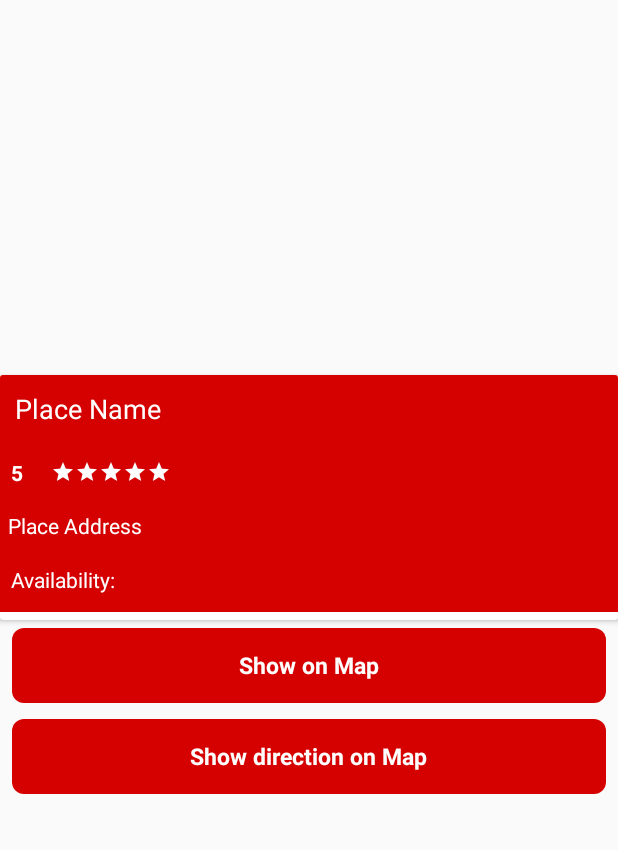
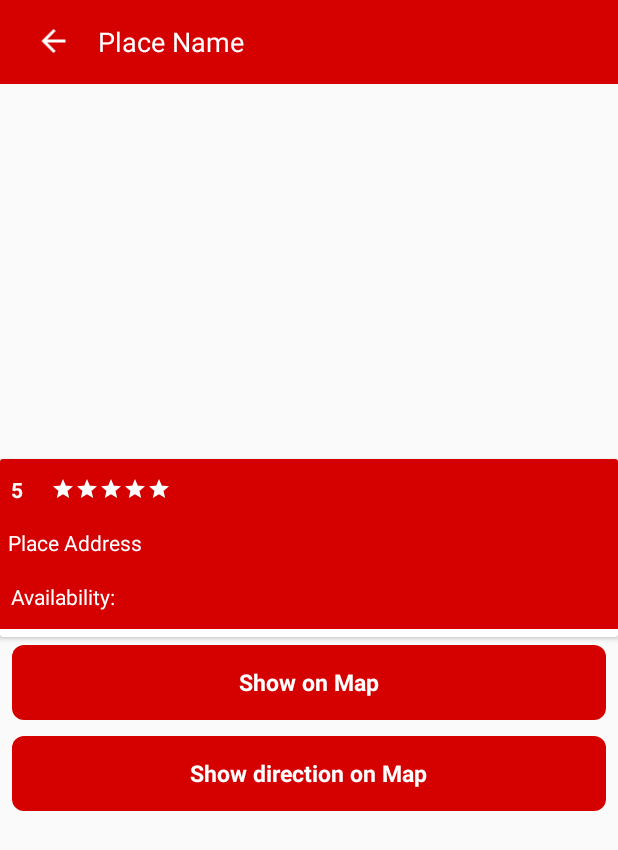
Before and after one commit to skbipulr/NearByPlace, an Android app: the PlaceDetailsActivity screen opened directly, with no data from a screen before it, on a phone screen of 412 x 824 dp. Shown: the top 850 px of the screen. Run offline under Robolectric (Android 15) with nearby library versions, the phone set to English and light mode, and no system bars; our stand-ins replace Picasso; pictures from the network do not load.

```diff
--- a/app/src/main/java/com/bipul/nearbyplace/adapter/TabPagerAdapter.java
+++ b/app/src/main/java/com/bipul/nearbyplace/adapter/TabPagerAdapter.java
@@ -37,9 +37,9 @@ public class TabPagerAdapter extends FragmentPagerAdapter {
 
         switch (position) {
             case 0:
-                return "Near By";
+                return "Near By Places";
             case 1:
-                return "My Location";
+                return "Device Location";
         }
         return null;
     }
--- /dev/null
+++ b/app/src/main/res/anim/slide_in_left.xml
@@ -0,0 +1,8 @@
+<?xml version="1.0" encoding="utf-8"?>
+
+<set xmlns:android="http://schemas.android.com/apk/res/android">
+    <translate
+        android:duration="@android:integer/config_mediumAnimTime"
+        android:fromXDelta="-100%p"
+        android:toXDelta="0" />
+</set>
--- /dev/null
+++ b/app/src/main/res/anim/slide_out_right.xml
@@ -0,0 +1,8 @@
+<?xml version="1.0" encoding="utf-8"?>
+
+<set xmlns:android="http://schemas.android.com/apk/res/android">
+    <translate
+        android:duration="@android:integer/config_mediumAnimTime"
+        android:fromXDelta="0"
+        android:toXDelta="100%p" />
+</set>
--- /dev/null
+++ b/app/src/main/res/drawable/ic_arrow_back_black_24dp.xml
@@ -0,0 +1,5 @@
+<vector android:height="24dp" android:tint="#FFFFFF"
+    android:viewportHeight="24.0" android:viewportWidth="24.0"
+    android:width="24dp" xmlns:android="http://schemas.android.com/apk/res/android">
+    <path android:fillColor="#FF000000" android:pathData="M20,11H7.83l5.59,-5.59L12,4l-8,8 8,8 1.41,-1.41L7.83,13H20v-2z"/>
+</vector>
--- a/app/src/main/res/layout/activity_place_details.xml
+++ b/app/src/main/res/layout/activity_place_details.xml
@@ -3,9 +3,41 @@
     xmlns:tools="http://schemas.android.com/tools"
     android:layout_width="match_parent"
     android:layout_height="match_parent"
+    xmlns:app="http://schemas.android.com/apk/res-auto"
     android:orientation="vertical"
     tools:context=".activity.PlaceDetailsActivity">
 
+  <androidx.appcompat.widget.Toolbar
+      android:layout_width="match_parent"
+      android:background="@color/colorPrimary"
+      android:layout_height="?actionBarSize">
+
+      <LinearLayout
+          android:weightSum="10"
+          android:orientation="horizontal"
+          android:layout_width="match_parent"
+          android:layout_height="wrap_content">
+
+          <ImageView
+              android:onClick="backPress"
+              android:layout_weight="1"
+              android:layout_width="0dp"
+              android:layout_gravity="center_vertical"
+              android:layout_height="wrap_content"
+              android:src="@drawable/ic_arrow_back_black_24dp"/>
+          <TextView
+              android:layout_weight="7"
+              android:id="@+id/textViewName"
+              android:layout_width="0dp"
+              android:layout_height="wrap_content"
+              android:gravity="left"
+              android:padding="10dp"
+              android:text="Place Name"
+              android:textColor="#fff"
+              android:textSize="18sp" />
+      </LinearLayout>
+
+  </androidx.appcompat.widget.Toolbar>
     <ScrollView
         android:layout_width="match_parent"
         android:layout_height="match_parent"
@@ -44,15 +76,7 @@
                         android:background="@color/colorPrimary"
                         android:orientation="vertical">
 
-                        <TextView
-                            android:id="@+id/textViewName"
-                            android:layout_width="match_parent"
-                            android:layout_height="wrap_content"
-                            android:gravity="left"
-                            android:padding="10dp"
-                            android:text="Place Name"
-                            android:textColor="#fff"
-                            android:textSize="18sp" />
+
 
                         <LinearLayout
                             android:id="@+id/linearLayoutRating"
```
Also changed, not shown: app/src/main/java/com/bipul/nearbyplace/activity/PlaceDetailsActivity.java (+10 -0 lines), app/src/main/java/com/bipul/nearbyplace/adapter/PlaceRecyclerViewAdapter.java (+13 -0 lines), app/src/main/res/anim/slide_in_right.xml (added, +8 -0 lines), app/src/main/res/anim/slide_out_left.xml (added, +8 -0 lines), app/src/main/res/anim/stay.xml (added, +9 -0 lines), app/src/main/res/layout/layout_place_single.xml (+37 -0 lines).
